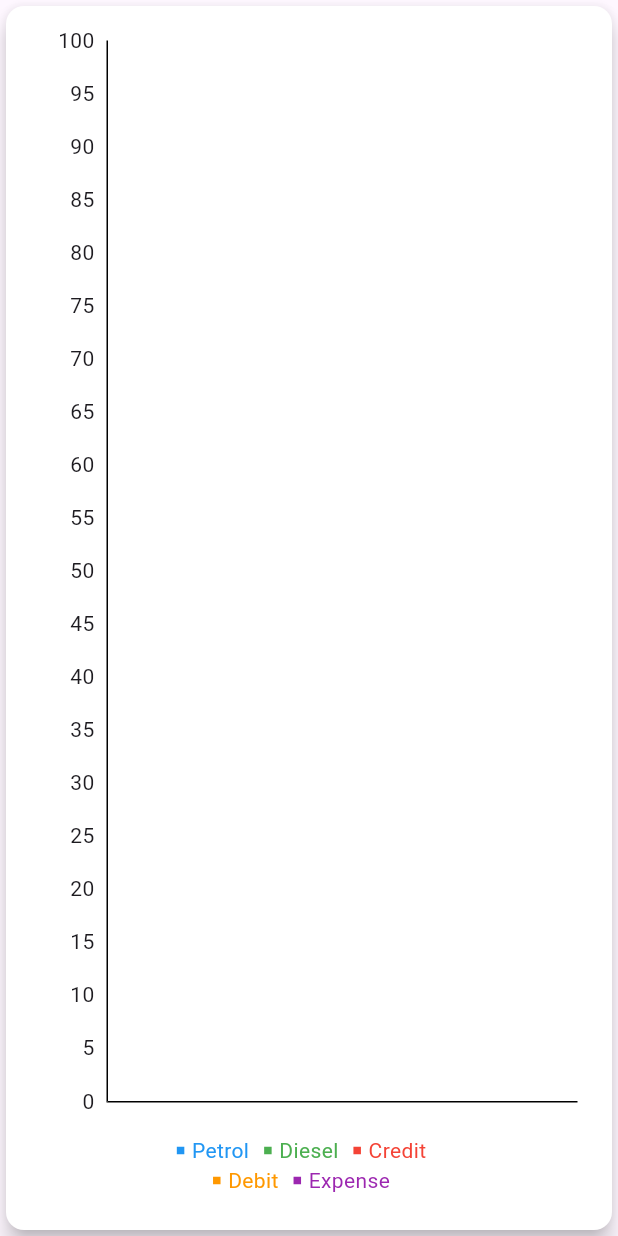
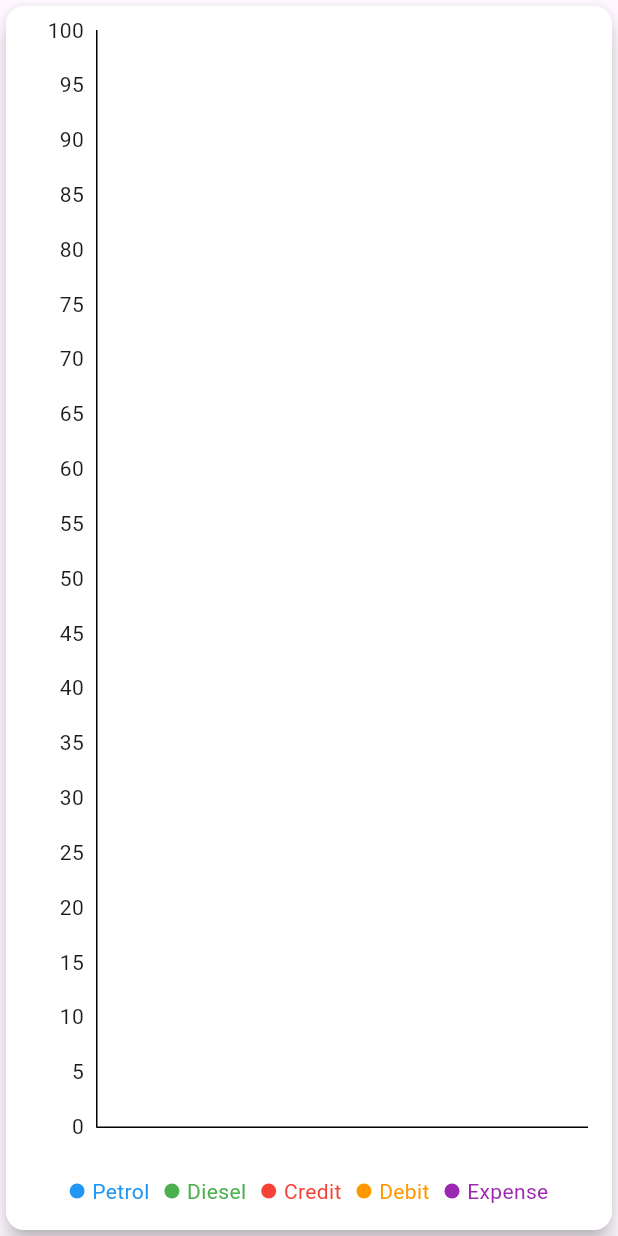
Before and after one commit to Muhammad-ali234/myproject, a Flutter app: the BarChartScreen widget shown alone on an empty page, opened directly with empty values, on a phone screen of 412 x 824 dp. Run offline on Flutter 3.47's test engine with Material 3 defaults, Android fonts, the phone set to English and light mode, and no system bars; drawn by our look-alikes of fl_chart; our stand-ins replace camera, cloud_firestore, file_picker, firebase_auth, firebase_core, pdf and 2 more; missing offline and left inert: google_mlkit_text_recognition; accounts and stored records are empty; statements that could not run were skipped.

Commit message:
dashboared  screen updated

```diff
--- a/lib/Dashboared/barchart/chart_widget.dart
+++ b/lib/Dashboared/barchart/chart_widget.dart
@@ -8,7 +8,6 @@ class BarChartScreen extends StatelessWidget {
 
   @override
   Widget build(BuildContext context) {
-    // Calculate the maximum value in your data
     double maxValue = 0;
     for (var entry in monthlyReadings.values) {
       for (var value in entry.values) {
@@ -19,20 +18,26 @@ class BarChartScreen extends StatelessWidget {
     }
     double maxY = maxValue + 100;
 
+    double screenWidth = MediaQuery.of(context).size.width;
+    double barWidth = screenWidth < 600 ? 5 : 15;
+    double fontSize = screenWidth < 600 ? 10 : 14;
+    double reservedSize = screenWidth < 600 ? 22 : 28;
+
     return Card(
       color: Colors.white,
       elevation: 6,
       child: Padding(
-        padding: const EdgeInsets.all(23.0),
+        padding: const EdgeInsets.all(16.0),
         child: Column(
           children: [
             Expanded(
               child: BarChart(
                 BarChartData(
                   barTouchData: BarTouchData(
-                      touchTooltipData: BarTouchTooltipData(
-                          tooltipBgColor:
-                              const Color.fromARGB(255, 235, 233, 233))),
+                    touchTooltipData: BarTouchTooltipData(
+                      tooltipBgColor: Colors.grey.shade200,
+                    ),
+                  ),
                   gridData: const FlGridData(show: false),
                   borderData: FlBorderData(
                     border: const Border(
@@ -44,7 +49,7 @@ class BarChartScreen extends StatelessWidget {
                   ),
                   alignment: BarChartAlignment.spaceAround,
                   maxY: maxY,
-                  barGroups: _getBarGroups(context),
+                  barGroups: _getBarGroups(barWidth),
                   titlesData: FlTitlesData(
                     rightTitles: const AxisTitles(
                       sideTitles: SideTitles(showTitles: false),
@@ -55,6 +60,7 @@ class BarChartScreen extends StatelessWidget {
                     bottomTitles: AxisTitles(
                       sideTitles: SideTitles(
                         showTitles: true,
+                        reservedSize: reservedSize,
                         getTitlesWidget: (value, meta) {
                           final List<String> monthNames = [
                             'Jan',
@@ -74,10 +80,16 @@ class BarChartScreen extends StatelessWidget {
                               value.toInt() >= monthNames.length) {
                             return const Text('');
                           }
-                          return SizedBox(
-                            width: 15,
-                            child: FittedBox(
-                                child: Text(monthNames[value.toInt()])),
+                          return Padding(
+                            padding: const EdgeInsets.only(top: 8.0),
+                            child: Text(
+                              monthNames[value.toInt()],
+                              style: TextStyle(
+                                fontSize: fontSize,
+                                fontWeight: FontWeight.bold,
+                                color: Colors.black,
+                              ),
+                            ),
                           );
                         },
                       ),
@@ -86,19 +98,14 @@ class BarChartScreen extends StatelessWidget {
                 ),
               ),
             ),
-            Row(
-              mainAxisAlignment: MainAxisAlignment.center,
+            const SizedBox(height: 10),
+            Wrap(
+              alignment: WrapAlignment.center,
+              spacing: 10.0,
               children: [
                 _buildLegendItem(Colors.blue, 'Petrol'),
                 _buildLegendItem(Colors.green, 'Diesel'),
                 _buildLegendItem(Colors.red, 'Credit'),
-                // _buildLegendItem(Colors.orange, 'Debit'),
-                // _buildLegendItem(Colors.purple, 'Expense'),
-              ],
-            ),
-            Row(
-              mainAxisAlignment: MainAxisAlignment.center,
-              children: [
                 _buildLegendItem(Colors.orange, 'Debit'),
                 _buildLegendItem(Colors.purple, 'Expense'),
               ],
@@ -109,7 +116,7 @@ class BarChartScreen extends StatelessWidget {
     );
   }
 
-  List<BarChartGroupData> _getBarGroups(BuildContext context) {
+  List<BarChartGroupData> _getBarGroups(double barWidth) {
     int index = 0;
     return monthlyReadings.entries.map((entry) {
       final data = entry.value;
@@ -119,8 +126,6 @@ class BarChartScreen extends StatelessWidget {
       final debit = data['debit'] ?? 0.0;
       final expense = data['expense'] ?? 0.0;
 
-      final double barWidth =
-          (MediaQuery.of(context).size.width) >= 605 ? 10 : 3;
       return BarChartGroupData(
         x: index++,
         barRods: [
@@ -136,15 +141,15 @@ class BarChartScreen extends StatelessWidget {
 
   Widget _buildLegendItem(Color color, String label) {
     return Row(
+      mainAxisSize: MainAxisSize.min,
       children: [
-        SizedBox(
-          width: 5,
-          height: 5,
-          child: DecoratedBox(decoration: BoxDecoration(color: color)),
+        Container(
+          width: 10,
+          height: 10,
+          decoration: BoxDecoration(color: color, shape: BoxShape.circle),
         ),
         const SizedBox(width: 5),
         Text(label, style: TextStyle(color: color)),
-        const SizedBox(width: 10),
       ],
     );
   }
```
Also changed, not shown: lib/Dashboared/Dashboared/Screens/Home_screen.dart (+61 -25 lines), lib/Dashboared/widget/pump_card.dart (added, +46 -0 lines).
